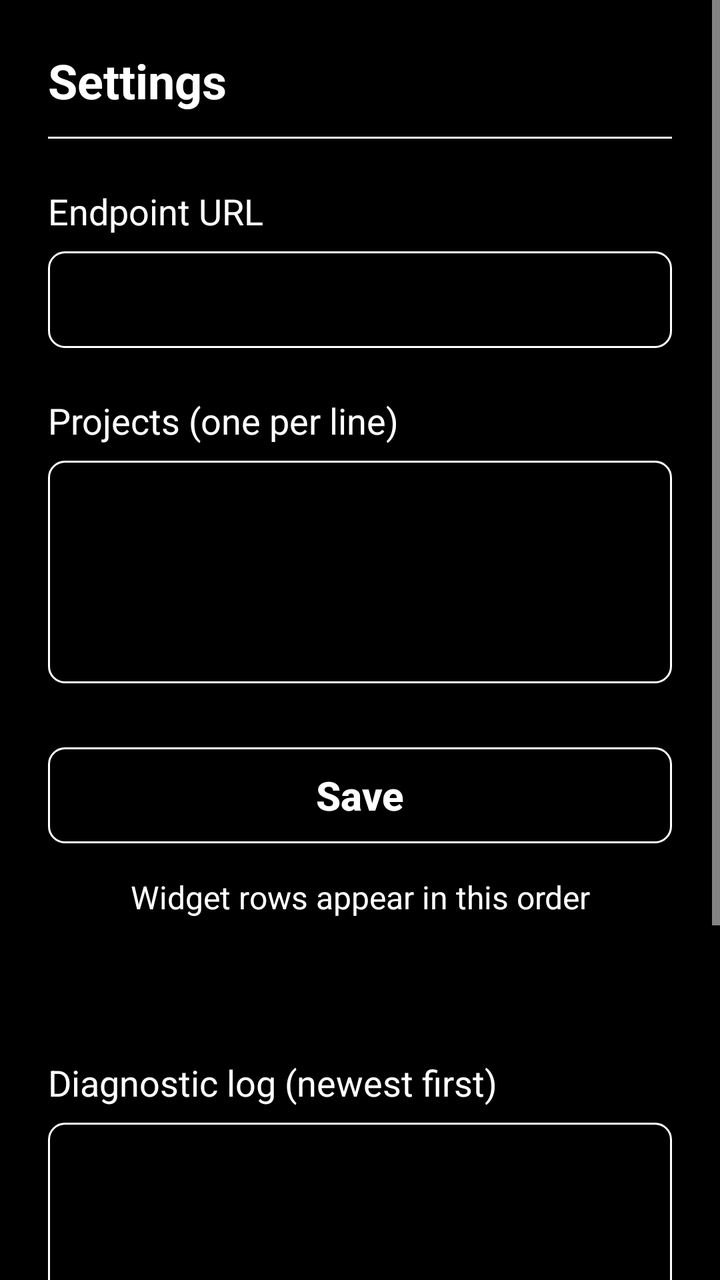
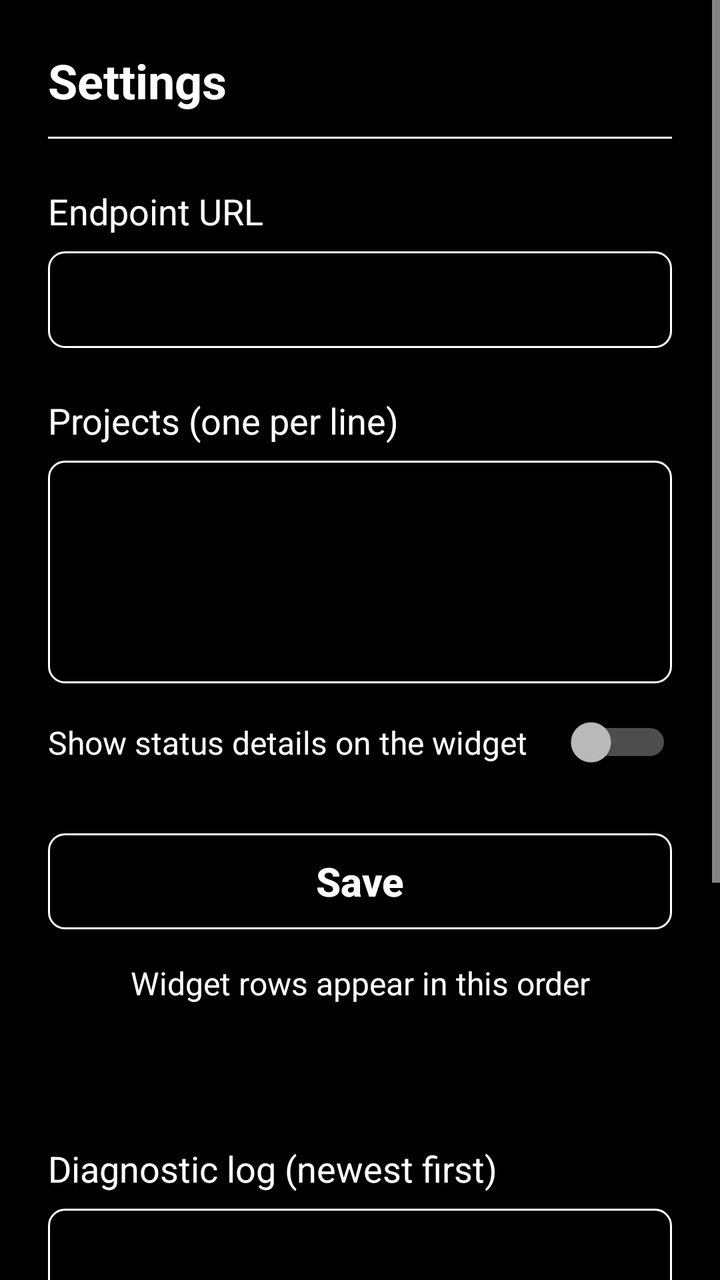

An Android layout rendered at two revisions. The XML below is the earlier revision; the diff shows what the commit changed to produce the second picture.
<!-- AndroidManifest.xml: application theme Theme.TimeTrackingRadio -->
<!-- res/layout/activity_settings.xml -->
<?xml version="1.0" encoding="utf-8"?>
<ScrollView xmlns:android="http://schemas.android.com/apk/res/android"
    android:layout_width="match_parent"
    android:layout_height="match_parent"
    android:background="@color/black"
    android:fillViewport="true">

    <LinearLayout
        android:layout_width="match_parent"
        android:layout_height="wrap_content"
        android:orientation="vertical"
        android:padding="24dp">

        <TextView
            android:layout_width="wrap_content"
            android:layout_height="wrap_content"
            android:text="@string/settings_title"
            android:textColor="@color/white"
            android:textSize="24sp"
            android:textStyle="bold" />

        <View
            android:layout_width="match_parent"
            android:layout_height="1dp"
            android:layout_marginBottom="24dp"
            android:layout_marginTop="12dp"
            android:background="@color/white" />

        <TextView
            android:id="@+id/endpoint_label"
            android:layout_width="wrap_content"
            android:layout_height="wrap_content"
            android:labelFor="@id/endpoint_input"
            android:text="@string/endpoint_label"
            android:textColor="@color/white"
            android:textSize="18sp" />

        <EditText
            android:id="@+id/endpoint_input"
            android:layout_width="match_parent"
            android:layout_height="wrap_content"
            android:layout_marginTop="8dp"
            android:background="@drawable/input_frame"
            android:importantForAutofill="no"
            android:inputType="textUri"
            android:padding="12dp"
            android:singleLine="true"
            android:textColor="@color/white" />

        <TextView
            android:id="@+id/projects_label"
            android:layout_width="wrap_content"
            android:layout_height="wrap_content"
            android:labelFor="@id/projects_input"
            android:layout_marginTop="24dp"
            android:text="@string/projects_label"
            android:textColor="@color/white"
            android:textSize="18sp" />

        <EditText
            android:id="@+id/projects_input"
            android:layout_width="match_parent"
            android:layout_height="wrap_content"
            android:layout_marginTop="8dp"
            android:background="@drawable/input_frame"
            android:gravity="top"
            android:importantForAutofill="no"
            android:inputType="textMultiLine"
            android:minLines="4"
            android:padding="12dp"
            android:textColor="@color/white" />

        <Button
            android:id="@+id/save_button"
            android:layout_width="match_parent"
            android:layout_height="wrap_content"
            android:layout_marginTop="32dp"
            android:background="@drawable/input_frame"
            android:text="@string/save"
            android:textAllCaps="false"
            android:textColor="@color/white"
            android:textSize="20sp"
            android:textStyle="bold" />

        <TextView
            android:layout_width="match_parent"
            android:layout_height="wrap_content"
            android:layout_marginTop="16dp"
            android:gravity="center"
            android:text="@string/settings_helper"
            android:textColor="@color/white"
            android:textSize="16sp" />

        <TextView
            android:id="@+id/install_permission_guide"
            android:layout_width="match_parent"
            android:layout_height="wrap_content"
            android:layout_marginTop="24dp"
            android:text="@string/update_install_guide"
            android:textColor="@color/white"
            android:textSize="16sp"
            android:visibility="gone" />

        <Button
            android:id="@+id/install_permission_button"
            android:layout_width="match_parent"
            android:layout_height="wrap_content"
            android:layout_marginTop="12dp"
            android:background="@drawable/input_frame"
            android:text="@string/update_install_button"
            android:textAllCaps="false"
            android:textColor="@color/white"
            android:textSize="16sp"
            android:textStyle="bold"
            android:visibility="gone" />

        <Button
            android:id="@+id/update_notification_guide_button"
            android:layout_width="match_parent"
            android:layout_height="wrap_content"
            android:layout_marginTop="12dp"
            android:background="@drawable/input_frame"
            android:text="@string/update_notification_guide_button"
            android:textAllCaps="false"
            android:textColor="@color/white"
            android:textSize="16sp"
            android:textStyle="bold"
            android:visibility="gone" />

        <TextView
            android:id="@+id/connection_status"
            android:layout_width="match_parent"
            android:layout_height="wrap_content"
            android:layout_marginTop="24dp"
            android:textColor="@color/white"
            android:textSize="16sp" />

        <TextView
            android:layout_width="wrap_content"
            android:layout_height="wrap_content"
            android:layout_marginTop="24dp"
            android:text="@string/log_title"
            android:textColor="@color/white"
            android:textSize="18sp" />

        <TextView
            android:id="@+id/log_text"
            android:layout_width="match_parent"
            android:layout_height="240dp"
            android:layout_marginTop="8dp"
            android:background="@drawable/input_frame"
            android:fontFamily="monospace"
            android:padding="12dp"
            android:scrollbars="vertical"
            android:textColor="@color/white"
            android:textIsSelectable="true"
            android:textSize="12sp" />

        <Button
            android:id="@+id/copy_log_button"
            android:layout_width="match_parent"
            android:layout_height="wrap_content"
            android:layout_marginTop="12dp"
            android:background="@drawable/input_frame"
            android:text="@string/copy_log"
            android:textAllCaps="false"
            android:textColor="@color/white"
            android:textSize="16sp"
            android:textStyle="bold" />
    </LinearLayout>
</ScrollView>
<!-- resources referenced by this layout -->
<resources>
  <color name="black">#000000</color>
  <color name="white">#FFFFFF</color>
  <!-- drawable input_frame (drawable) -->
  <?xml version="1.0" encoding="utf-8"?>
  <shape xmlns:android="http://schemas.android.com/apk/res/android" android:shape="rectangle">
      <solid android:color="@color/black" />
      <stroke android:width="1dp" android:color="@color/white" />
      <corners android:radius="8dp" />
  </shape>
  <string name="copy_log">Copy log</string>
  <string name="endpoint_label">Endpoint URL</string>
  <string name="log_title">Diagnostic log (newest first)</string>
  <string name="projects_label">Projects (one per line)</string>
  <string name="save">Save</string>
  <string name="settings_helper">Widget rows appear in this order</string>
  <string name="settings_title">Settings</string>
  <string name="update_install_button">Allow installing updates</string>
  <string name="update_install_guide">To install updates, allow this app to install apps. Open the setting below, turn on "Allow from this source", then come back.</string>
  <string name="update_notification_guide_button">Open notification settings</string>
  <style name="Theme.TimeTrackingRadio" parent="android:Theme.Material.NoActionBar">
          <item name="android:colorPrimary">@color/black</item>
          <item name="android:colorPrimaryDark">@color/black</item>
          <item name="android:colorAccent">@color/white</item>
          <item name="android:statusBarColor">@color/black</item>
          <item name="android:navigationBarColor">@color/black</item>
          <item name="android:textColorPrimary">@color/white</item>
          <item name="android:textColorSecondary">@color/white</item>
          <item name="android:textColorHint">@color/white</item>
          <item name="android:colorControlNormal">@color/white</item>
          <item name="android:colorControlActivated">@color/white</item>
          <item name="android:colorControlHighlight">@color/black</item>
      </style>
</resources>

<!-- the commit's change to res/layout/activity_settings.xml (unified diff, before → after) -->
@@ -69,6 +69,15 @@
             android:minLines="4"
             android:padding="12dp"
             android:textColor="@color/white" />
+
+        <Switch
+            android:id="@+id/show_status_details_switch"
+            android:layout_width="match_parent"
+            android:layout_height="wrap_content"
+            android:layout_marginTop="16dp"
+            android:text="@string/show_status_details_label"
+            android:textColor="@color/white"
+            android:textSize="16sp" />
 
         <Button
             android:id="@+id/save_button"
<!-- resource entries referenced after the edit -->
@@ -16,6 +16,7 @@
   <string name="save">Save</string>
   <string name="settings_helper">Widget rows appear in this order</string>
   <string name="settings_title">Settings</string>
+  <string name="show_status_details_label">Show status details on the widget</string>
   <string name="update_install_button">Allow installing updates</string>
   <string name="update_install_guide">To install updates, allow this app to install apps. Open the setting below, turn on "Allow from this source", then come back.</string>
   <string name="update_notification_guide_button">Open notification settings</string>
